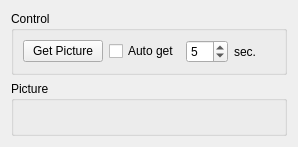
Above: software/DesktopClient/DesktopClient/Forms/PictureViewForm.ui from ddomurad/mibot before the change. Below: the same form after it.
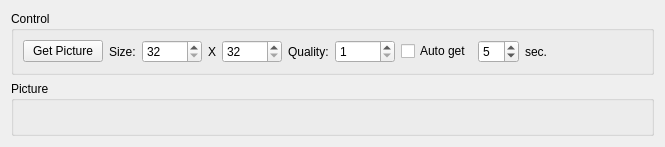
That is the form after the change.

Diff of the .ui file:
```diff
--- a/software/DesktopClient/DesktopClient/Forms/PictureViewForm.ui
+++ b/software/DesktopClient/DesktopClient/Forms/PictureViewForm.ui
@@ -6,7 +6,7 @@
    <rect>
     <x>0</x>
     <y>0</y>
-    <width>298</width>
+    <width>665</width>
     <height>137</height>
    </rect>
   </property>
@@ -18,7 +18,7 @@
     <widget class="QGroupBox" name="groupBox">
      <property name="maximumSize">
       <size>
-       <width>300</width>
+       <width>16777215</width>
        <height>80</height>
       </size>
      </property>
@@ -33,6 +33,105 @@
         </property>
        </widget>
       </item>
+      <item>
+       <widget class="QLabel" name="label_2">
+        <property name="maximumSize">
+         <size>
+          <width>35</width>
+          <height>16777215</height>
+         </size>
+        </property>
+        <property name="text">
+         <string>Size:</string>
+        </property>
+       </widget>
+      </item>
+      <item>
+       <widget class="QSpinBox" name="spinBox_w">
+        <property name="minimumSize">
+         <size>
+          <width>60</width>
+          <height>0</height>
+         </size>
+        </property>
+        <property name="maximumSize">
+         <size>
+          <width>60</width>
+          <height>16777215</height>
+         </size>
+        </property>
+        <property name="minimum">
+         <number>32</number>
+        </property>
+        <property name="maximum">
+         <number>1920</number>
+        </property>
+       </widget>
+      </item>
+      <item>
+       <widget class="QLabel" name="label_3">
+        <property name="maximumSize">
+         <size>
+          <width>10</width>
+          <height>16777215</height>
+         </size>
+        </property>
+        <property name="text">
+         <string>X</string>
+        </property>
+       </widget>
+      </item>
+      <item>
+       <widget class="QSpinBox" name="spinBox_h">
+        <property name="minimumSize">
+         <size>
+          <width>60</width>
+          <height>0</height>
+         </size>
+        </property>
+        <property name="maximumSize">
+         <size>
+          <width>60</width>
+          <height>16777215</height>
+         </size>
+        </property>
+        <property name="minimum">
+         <number>32</number>
+        </property>
+        <property name="maximum">
+         <number>1080</number>
+        </property>
+       </widget>
+      </item>
+      <item>
+       <widget class="QLabel" name="label_4">
+        <property name="text">
+         <string>Quality:</string>
+        </property>
+       </widget>
+      </item>
+      <item>
+       <widget class="QSpinBox" name="spinBox_q">
+        <property name="minimumSize">
+         <size>
+          <width>60</width>
+          <height>0</height>
+         </size>
+        </property>
+        <property name="maximumSize">
+         <size>
+          <width>60</width>
+          <height>16777215</height>
+         </size>
+        </property>
+        <property name="minimum">
+         <number>1</number>
+        </property>
+        <property name="maximum">
+         <number>100</number>
+        </property>
+       </widget>
+      </item>
       <item>
        <widget class="QCheckBox" name="auto_get">
         <property name="text">
@@ -60,6 +159,19 @@
         </property>
        </widget>
       </item>
+      <item>
+       <spacer name="horizontalSpacer">
+        <property name="orientation">
+         <enum>Qt::Horizontal</enum>
+        </property>
+        <property name="sizeHint" stdset="0">
+         <size>
+          <width>40</width>
+          <height>20</height>
+         </size>
+        </property>
+       </spacer>
+      </item>
      </layout>
     </widget>
    </item>
```
